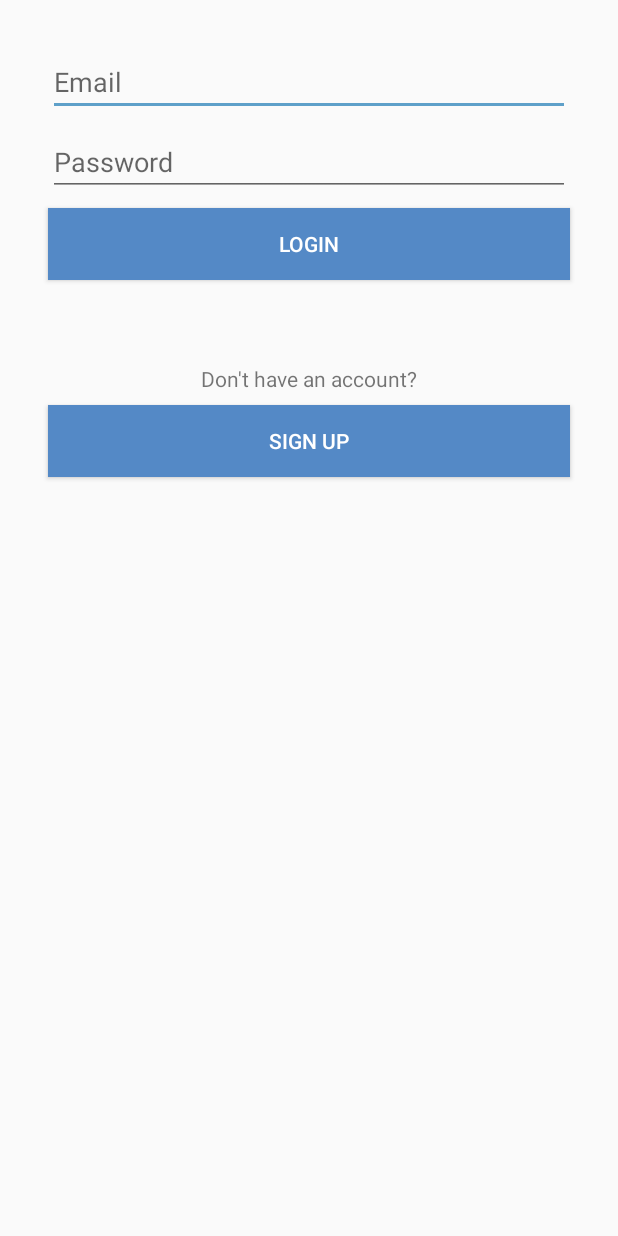
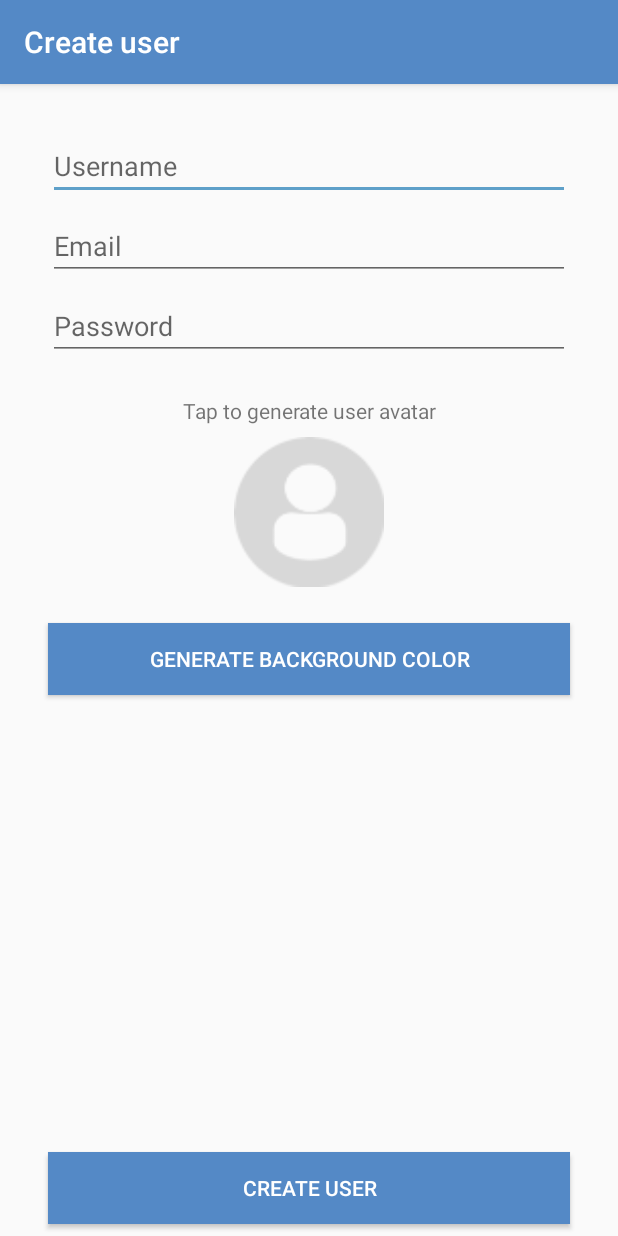
Before and after one commit to pr656d/Chat-App, an Android app: the loginActivity screen opened directly, with no data from a screen before it, after a tap on "SIGN UP", on a phone screen of 412 x 824 dp. Run offline under Robolectric (Android 15) with nearby library versions, the phone set to English and light mode, and no system bars.

Commit message:
createUserActivity Added

```diff
--- a/app/src/main/AndroidManifest.xml
+++ b/app/src/main/AndroidManifest.xml
@@ -20,9 +20,11 @@
         </activity>
         <activity
             android:name=".loginActivity"
-            android:label="Login"
-            android:theme="@style/AppTheme.NoActionBar">
-        </activity>
+            android:label="Login"/>
+
+        <activity
+            android:name=".CreateUserActivity"
+            android:label="Create user"/>
     </application>
 
 </manifest>
--- /dev/null
+++ b/app/src/main/java/com/androidev/learn/smack/CreateUserActivity.kt
@@ -0,0 +1,26 @@
+package com.androidev.learn.smack
+
+import android.os.Bundle
+import android.support.v7.app.AppCompatActivity
+import android.view.View
+
+class CreateUserActivity : AppCompatActivity() {
+
+    override fun onCreate(savedInstanceState: Bundle?) {
+        super.onCreate(savedInstanceState)
+        setContentView(R.layout.activity_create_user)
+    }
+
+    fun generateUserAvatar(view: View) {
+
+    }
+
+    fun createUserClicked(view: View) {
+
+    }
+
+    fun generateColorClicked(view: View) {
+
+        }
+
+}
--- a/app/src/main/java/com/androidev/learn/smack/loginActivity.kt
+++ b/app/src/main/java/com/androidev/learn/smack/loginActivity.kt
@@ -1,5 +1,6 @@
 package com.androidev.learn.smack
 
+import android.content.Intent
 import android.os.Bundle
 import android.support.v7.app.AppCompatActivity
 import android.view.View
@@ -16,6 +17,7 @@ class loginActivity : AppCompatActivity() {
     }
 
     fun loginCreateUserBtnClicked(view: View) {
-
+        val createUserIntent = Intent(this, CreateUserActivity::class.java)
+        startActivity(createUserIntent)
     }
 }
--- /dev/null
+++ b/app/src/main/res/layout/activity_create_user.xml
@@ -0,0 +1,108 @@
+<?xml version="1.0" encoding="utf-8"?>
+<android.support.constraint.ConstraintLayout xmlns:android="http://schemas.android.com/apk/res/android"
+    xmlns:app="http://schemas.android.com/apk/res-auto"
+    xmlns:tools="http://schemas.android.com/tools"
+    android:layout_width="match_parent"
+    android:layout_height="match_parent"
+    tools:context=".CreateUserActivity">
+
+    <EditText
+        android:id="@+id/createUsernameTxt"
+        android:layout_width="0dp"
+        android:layout_height="wrap_content"
+        android:layout_marginEnd="32dp"
+        android:layout_marginStart="32dp"
+        android:layout_marginTop="32dp"
+        android:ems="10"
+        android:hint="Username"
+        android:inputType="textPersonName"
+        app:layout_constraintEnd_toEndOf="parent"
+        app:layout_constraintHorizontal_bias="0.5"
+        app:layout_constraintStart_toStartOf="parent"
+        app:layout_constraintTop_toTopOf="parent" />
+
+    <EditText
+        android:id="@+id/createEmailTxt"
+        android:layout_width="0dp"
+        android:layout_height="wrap_content"
+        android:layout_marginEnd="32dp"
+        android:layout_marginStart="32dp"
+        android:layout_marginTop="8dp"
+        android:ems="10"
+        android:hint="Email"
+        android:inputType="textPersonName"
+        app:layout_constraintEnd_toEndOf="parent"
+        app:layout_constraintHorizontal_bias="0.5"
+        app:layout_constraintStart_toStartOf="parent"
+        app:layout_constraintTop_toBottomOf="@+id/createUsernameTxt" />
+
+    <EditText
+        android:id="@+id/createPasswordTxt"
+        android:layout_width="0dp"
+        android:layout_height="wrap_content"
+        android:layout_marginEnd="32dp"
+        android:layout_marginStart="32dp"
+        android:layout_marginTop="8dp"
+        android:ems="10"
+        android:hint="Password"
+        android:inputType="textPassword"
+        app:layout_constraintEnd_toEndOf="parent"
+        app:layout_constraintHorizontal_bias="0.5"
+        app:layout_constraintStart_toStartOf="parent"
+        app:layout_constraintTop_toBottomOf="@+id/createEmailTxt" />
+
+    <TextView
+        android:id="@+id/textView2"
+        android:layout_width="wrap_content"
+        android:layout_height="wrap_content"
+        android:layout_marginTop="24dp"
+        android:text="Tap to generate user avatar"
+        app:layout_constraintEnd_toEndOf="parent"
+        app:layout_constraintHorizontal_bias="0.5"
+        app:layout_constraintStart_toStartOf="parent"
+        app:layout_constraintTop_toBottomOf="@+id/createPasswordTxt" />
+
+    <ImageView
+        android:id="@+id/createAvatarImageView"
+        android:layout_width="100dp"
+        android:layout_height="100dp"
+        android:layout_marginTop="8dp"
+        android:onClick="generateUserAvatar"
+        app:layout_constraintEnd_toEndOf="parent"
+        app:layout_constraintHorizontal_bias="0.5"
+        app:layout_constraintStart_toStartOf="parent"
+        app:layout_constraintTop_toBottomOf="@+id/textView2"
+        app:srcCompat="@drawable/profiledefault" />
+
+    <Button
+        android:id="@+id/backgroundColorBtn"
+        android:layout_width="0dp"
+        android:layout_height="wrap_content"
+        android:layout_marginEnd="32dp"
+        android:layout_marginStart="32dp"
+        android:layout_marginTop="24dp"
+        android:background="@color/colorPrimary"
+        android:onClick="generateColorClicked"
+        android:text="Generate Background Color"
+        android:textColor="@android:color/white"
+        app:layout_constraintEnd_toEndOf="parent"
+        app:layout_constraintHorizontal_bias="0.5"
+        app:layout_constraintStart_toStartOf="parent"
+        app:layout_constraintTop_toBottomOf="@+id/createAvatarImageView" />
+
+    <Button
+        android:id="@+id/createUserBtn"
+        android:layout_width="0dp"
+        android:layout_height="wrap_content"
+        android:layout_marginBottom="8dp"
+        android:layout_marginEnd="32dp"
+        android:layout_marginStart="32dp"
+        android:background="@color/colorPrimary"
+        android:onClick="createUserClicked"
+        android:text="Create User"
+        android:textColor="@android:color/white"
+        app:layout_constraintBottom_toBottomOf="parent"
+        app:layout_constraintEnd_toEndOf="parent"
+        app:layout_constraintHorizontal_bias="0.5"
+        app:layout_constraintStart_toStartOf="parent" />
+</android.support.constraint.ConstraintLayout>
```
